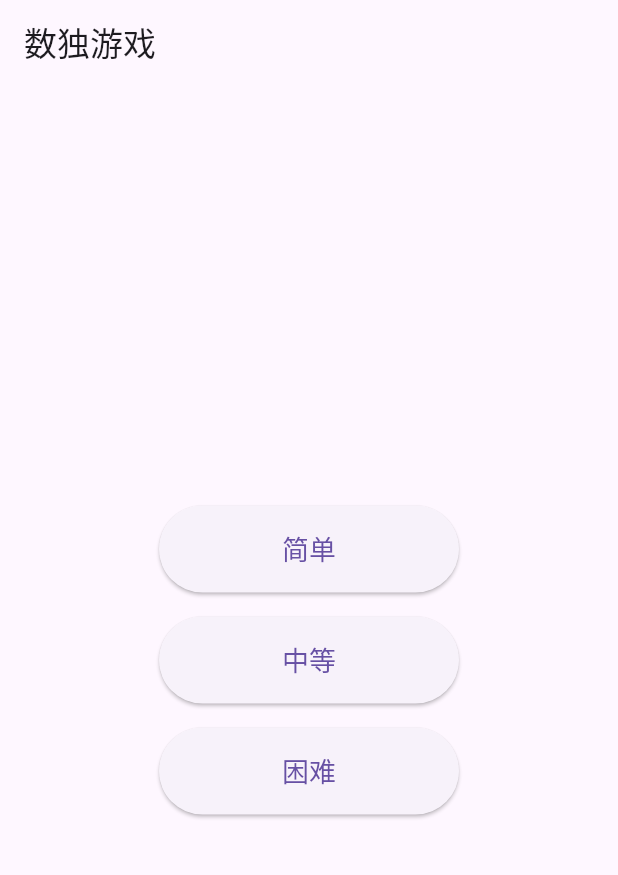
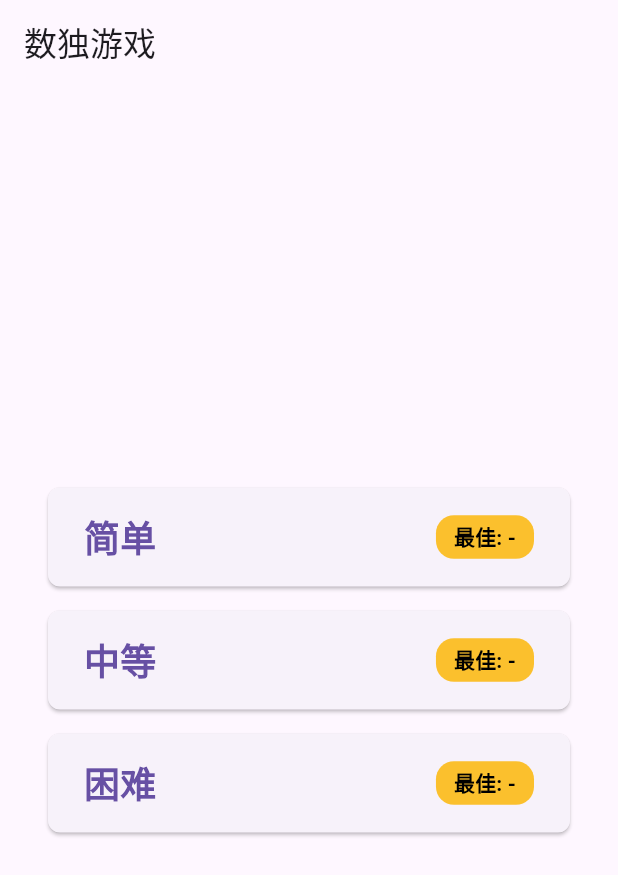
Before and after one commit to thewangzl/suduko, a Flutter app: the screen it shows after launch, on a phone screen of 412 x 824 dp. Shown: the top 875 px of the screen. Run offline on Flutter 3.47's test engine with Material 3 defaults, Android fonts, the phone set to English and light mode, and no system bars; our stand-ins replace sqflite; accounts and stored records are empty.

Commit message:
增加最佳时间

```diff
--- a/lib/screens/home_screen.dart
+++ b/lib/screens/home_screen.dart
@@ -1,8 +1,74 @@
 import 'package:flutter/material.dart';
 import 'game_screen.dart';
+import '../services/database_service.dart';
 
 class HomeScreen extends StatelessWidget {
   const HomeScreen({super.key});
+
+  String _formatTime(int? seconds) {
+    if (seconds == null) return '-';
+    final minutes = seconds ~/ 60;
+    final remainingSeconds = seconds % 60;
+    return '$minutes:${remainingSeconds.toString().padLeft(2, '0')}';
+  }
+
+  Widget _buildDifficultyButton(BuildContext context, String difficulty, String label) {
+    return FutureBuilder<int?>(
+      future: DatabaseService.getBestTime(difficulty),
+      builder: (context, snapshot) {
+        return Container(
+          width: double.infinity,
+          margin: const EdgeInsets.symmetric(horizontal: 32, vertical: 8),
+          child: ElevatedButton(
+            onPressed: () {
+              Navigator.push(
+                context,
+                MaterialPageRoute(
+                  builder: (context) => GameScreen(difficulty: difficulty),
+                ),
+              );
+            },
+            style: ElevatedButton.styleFrom(
+              padding: const EdgeInsets.symmetric(vertical: 16, horizontal: 24),
+              shape: RoundedRectangleBorder(
+                borderRadius: BorderRadius.circular(8),
+              ),
+            ),
+            child: Row(
+              mainAxisAlignment: MainAxisAlignment.spaceBetween,  // 改为两端对齐
+              children: [
+                SizedBox(
+                  width: 80,  // 固定难度文字宽度
+                  child: Text(
+                    label,
+                    style: const TextStyle(
+                      fontSize: 24,
+                      fontWeight: FontWeight.bold,
+                    ),
+                  ),
+                ),
+                Container(
+                  padding: const EdgeInsets.symmetric(horizontal: 12, vertical: 4),
+                  decoration: BoxDecoration(
+                    color: Colors.yellow[700],
+                    borderRadius: BorderRadius.circular(12),
+                  ),
+                  child: Text(
+                    '最佳: ${_formatTime(snapshot.data)}',
+                    style: const TextStyle(
+                      fontSize: 14,
+                      color: Colors.black,
+                      fontWeight: FontWeight.bold,
+                    ),
+                  ),
+                ),
+              ],
+            ),
+          ),
+        );
+      },
+    );
+  }
 
   @override
   Widget build(BuildContext context) {
@@ -14,34 +80,12 @@ class HomeScreen extends StatelessWidget {
         child: Column(
           mainAxisAlignment: MainAxisAlignment.center,
           children: [
-            _buildDifficultyButton(context, '简单', 'Easy'),
-            const SizedBox(height: 16),
-            _buildDifficultyButton(context, '中等', 'Medium'),
-            const SizedBox(height: 16),
-            _buildDifficultyButton(context, '困难', 'Hard'),
+            _buildDifficultyButton(context, 'Easy', '简单'),
+            _buildDifficultyButton(context, 'Medium', '中等'),
+            _buildDifficultyButton(context, 'Hard', '困难'),
           ],
         ),
       ),
     );
   }
-
-  Widget _buildDifficultyButton(BuildContext context, String text, String difficulty) {
-    return SizedBox(
-      width: 200,
-      child: ElevatedButton(
-        style: ElevatedButton.styleFrom(
-          padding: const EdgeInsets.symmetric(vertical: 16),
-        ),
-        onPressed: () {
-          Navigator.push(
-            context,
-            MaterialPageRoute(
-              builder: (context) => GameScreen(difficulty: difficulty),
-            ),
-          );
-        },
-        child: Text(text, style: const TextStyle(fontSize: 18)),
-      ),
-    );
-  }
 }
--- a/lib/services/api_service.dart
+++ b/lib/services/api_service.dart
@@ -21,7 +21,7 @@ class ApiService {
         if (response.statusCode == 200) {
           final decodedResponse = json.decode(response.body);
           final board = SudokuBoard.fromJson(decodedResponse);
-
+          print("难度要求：${board.difficulty}, 难度：${difficulty}, 难度匹配：${board.difficulty == difficulty}");
           if (board.difficulty == difficulty) {
             return board;
           }
--- /dev/null
+++ b/lib/services/database_service.dart
@@ -0,0 +1,58 @@
+import 'package:sqflite/sqflite.dart';
+import 'package:path/path.dart';
+
+class DatabaseService {
+  static Database? _database;
+
+  static Future<Database> get database async {
+    if (_database != null) return _database!;
+    _database = await _initDatabase();
+    return _database!;
+  }
+
+  static Future<Database> _initDatabase() async {
+    String path = join(await getDatabasesPath(), 'sudoku.db');
+    return await openDatabase(
+      path,
+      version: 1,
+      onCreate: (Database db, int version) async {
+        await db.execute('''
+          CREATE TABLE best_times (
+            difficulty TEXT PRIMARY KEY,
+            seconds INTEGER,
+            date TEXT
+          )
+        ''');
+      },
+    );
+  }
+
+  static Future<void> updateBestTime(String difficulty, int seconds) async {
+    final db = await database;
+    final currentBest = await getBestTime(difficulty);
+
+    if (currentBest == null || seconds < currentBest) {
+      await db.insert(
+        'best_times',
+        {
+          'difficulty': difficulty,
+          'seconds': seconds,
+          'date': DateTime.now().toIso8601String(),
+        },
+        conflictAlgorithm: ConflictAlgorithm.replace,
+      );
+    }
+  }
+
+  static Future<int?> getBestTime(String difficulty) async {
+    final db = await database;
+    final List<Map<String, dynamic>> maps = await db.query(
+      'best_times',
+      where: 'difficulty = ?',
+      whereArgs: [difficulty],
+    );
+
+    if (maps.isEmpty) return null;
+    return maps.first['seconds'] as int;
+  }
+}
--- a/pubspec.yaml
+++ b/pubspec.yaml
@@ -36,6 +36,9 @@ dependencies:
   # The following adds the Cupertino Icons font to your application.
   # Use with the CupertinoIcons class for iOS style icons.
   cupertino_icons: ^1.0.8
+
+  sqflite: ^2.1.0
+  path: ^1.8.3
 
 dev_dependencies:
   flutter_test:
```
Also changed, not shown: lib/screens/game_screen.dart (+47 -25 lines).
